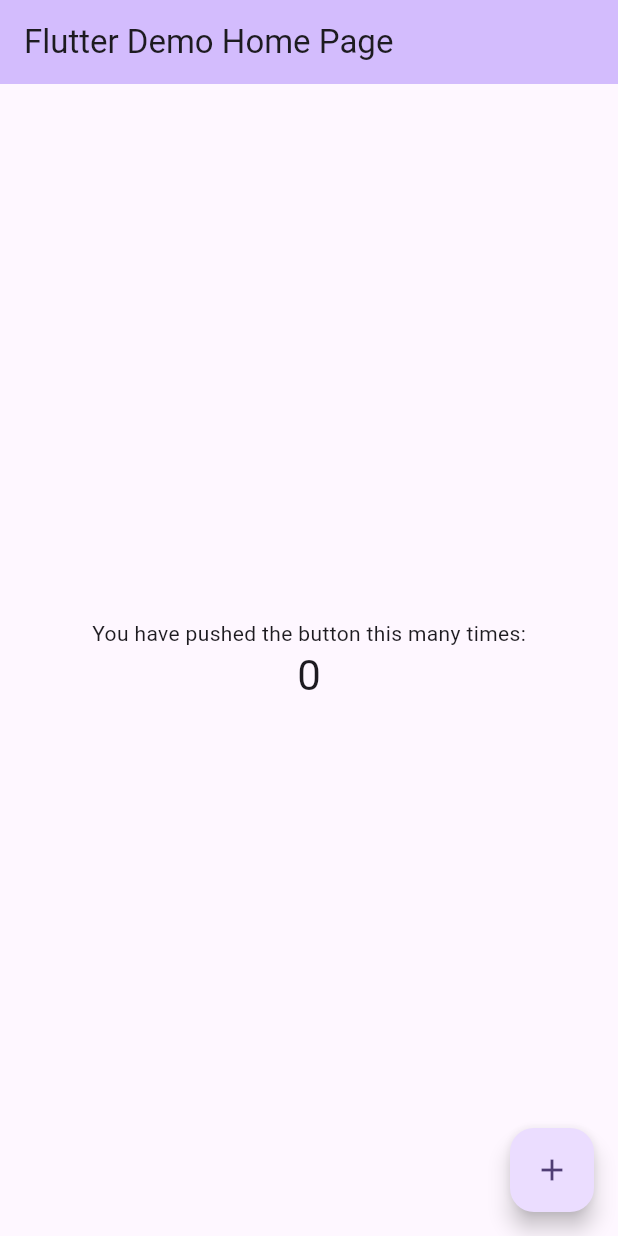
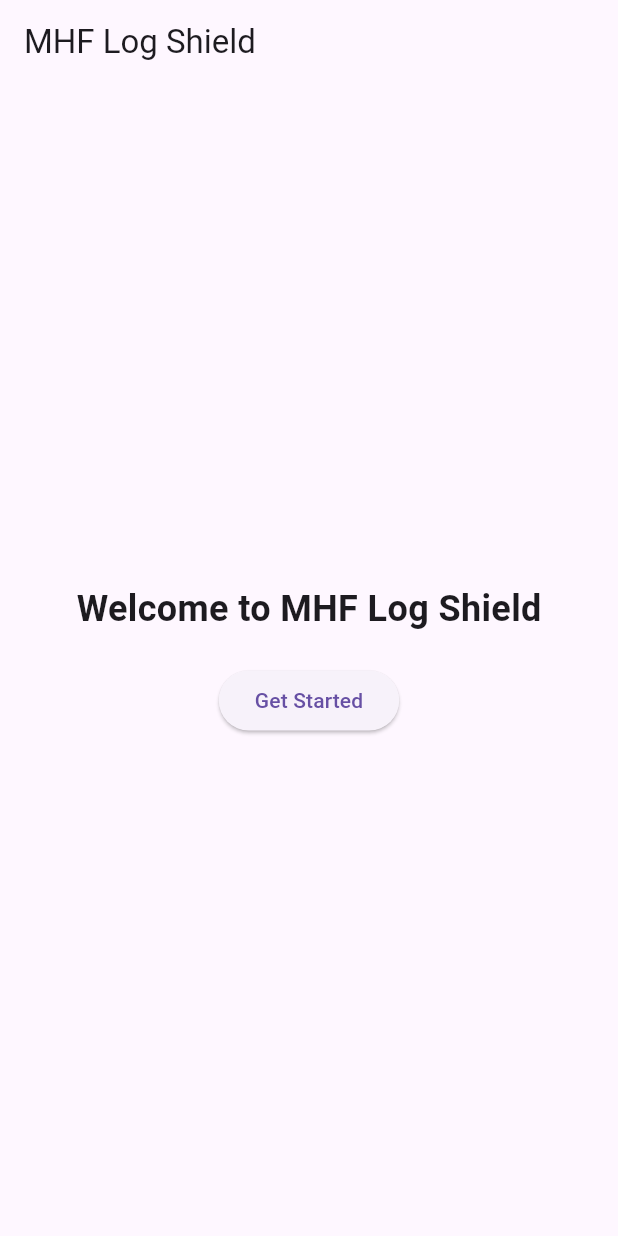
Before and after one commit to fmahadyBD/MHF-Log-Shield, a Flutter app: the screen it shows after launch, on a phone screen of 412 x 824 dp. Run offline on Flutter 3.47's test engine with Material 3 defaults, Android fonts, the phone set to English and light mode, and no system bars.

Commit message:
Make  clean and run it

```diff
--- a/lib/main.dart
+++ b/lib/main.dart
@@ -7,116 +7,46 @@ void main() {
 class MyApp extends StatelessWidget {
   const MyApp({super.key});
 
-  // This widget is the root of your application.
   @override
   Widget build(BuildContext context) {
     return MaterialApp(
-      title: 'Flutter Demo',
+      title: 'MHF Log Shield',
       theme: ThemeData(
-        // This is the theme of your application.
-        //
-        // TRY THIS: Try running your application with "flutter run". You'll see
-        // the application has a purple toolbar. Then, without quitting the app,
-        // try changing the seedColor in the colorScheme below to Colors.green
-        // and then invoke "hot reload" (save your changes or press the "hot
-        // reload" button in a Flutter-supported IDE, or press "r" if you used
-        // the command line to start the app).
-        //
-        // Notice that the counter didn't reset back to zero; the application
-        // state is not lost during the reload. To reset the state, use hot
-        // restart instead.
-        //
-        // This works for code too, not just values: Most code changes can be
-        // tested with just a hot reload.
-        colorScheme: .fromSeed(seedColor: Colors.deepPurple),
+        primarySwatch: Colors.blue,
+        useMaterial3: true,
       ),
-      home: const MyHomePage(title: 'Flutter Demo Home Page'),
+      home: const HomeScreen(),
     );
   }
 }
 
-class MyHomePage extends StatefulWidget {
-  const MyHomePage({super.key, required this.title});
-
-  // This widget is the home page of your application. It is stateful, meaning
-  // that it has a State object (defined below) that contains fields that affect
-  // how it looks.
-
-  // This class is the configuration for the state. It holds the values (in this
-  // case the title) provided by the parent (in this case the App widget) and
-  // used by the build method of the State. Fields in a Widget subclass are
-  // always marked "final".
-
-  final String title;
-
-  @override
-  State<MyHomePage> createState() => _MyHomePageState();
-}
-
-class _MyHomePageState extends State<MyHomePage> {
-  int _counter = 0;
-
-  void _incrementCounter() {
-    setState(() {
-      // This call to setState tells the Flutter framework that something has
-      // changed in this State, which causes it to rerun the build method below
-      // so that the display can reflect the updated values. If we changed
-      // _counter without calling setState(), then the build method would not be
-      // called again, and so nothing would appear to happen.
-      _counter++;
-    });
-  }
+class HomeScreen extends StatelessWidget {
+  const HomeScreen({super.key});
 
   @override
   Widget build(BuildContext context) {
-    // This method is rerun every time setState is called, for instance as done
-    // by the _incrementCounter method above.
-    //
-    // The Flutter framework has been optimized to make rerunning build methods
-    // fast, so that you can just rebuild anything that needs updating rather
-    // than having to individually change instances of widgets.
     return Scaffold(
       appBar: AppBar(
-        // TRY THIS: Try changing the color here to a specific color (to
-        // Colors.amber, perhaps?) and trigger a hot reload to see the AppBar
-        // change color while the other colors stay the same.
-        backgroundColor: Theme.of(context).colorScheme.inversePrimary,
-        // Here we take the value from the MyHomePage object that was created by
-        // the App.build method, and use it to set our appbar title.
-        title: Text(widget.title),
+        title: const Text('MHF Log Shield'),
       ),
       body: Center(
-        // Center is a layout widget. It takes a single child and positions it
-        // in the middle of the parent.
         child: Column(
-          // Column is also a layout widget. It takes a list of children and
-          // arranges them vertically. By default, it sizes itself to fit its
-          // children horizontally, and tries to be as tall as its parent.
-          //
-          // Column has various properties to control how it sizes itself and
-          // how it positions its children. Here we use mainAxisAlignment to
-          // center the children vertically; the main axis here is the vertical
-          // axis because Columns are vertical (the cross axis would be
-          // horizontal).
-          //
-          // TRY THIS: Invoke "debug painting" (choose the "Toggle Debug Paint"
-          // action in the IDE, or press "p" in the console), to see the
-          // wireframe for each widget.
-          mainAxisAlignment: .center,
+          mainAxisAlignment: MainAxisAlignment.center,
           children: [
-            const Text('You have pushed the button this many times:'),
-            Text(
-              '$_counter',
-              style: Theme.of(context).textTheme.headlineMedium,
+            const Text(
+              'Welcome to MHF Log Shield',
+              style: TextStyle(fontSize: 24, fontWeight: FontWeight.bold),
+            ),
+            const SizedBox(height: 20),
+            ElevatedButton(
+              onPressed: () {
+                // We'll implement this later
+              },
+              child: const Text('Get Started'),
             ),
           ],
         ),
       ),
-      floatingActionButton: FloatingActionButton(
-        onPressed: _incrementCounter,
-        tooltip: 'Increment',
-        child: const Icon(Icons.add),
-      ),
     );
   }
 }
```
Also changed, not shown: pubspec.yaml (+4 -73 lines), pubspec.lock.
